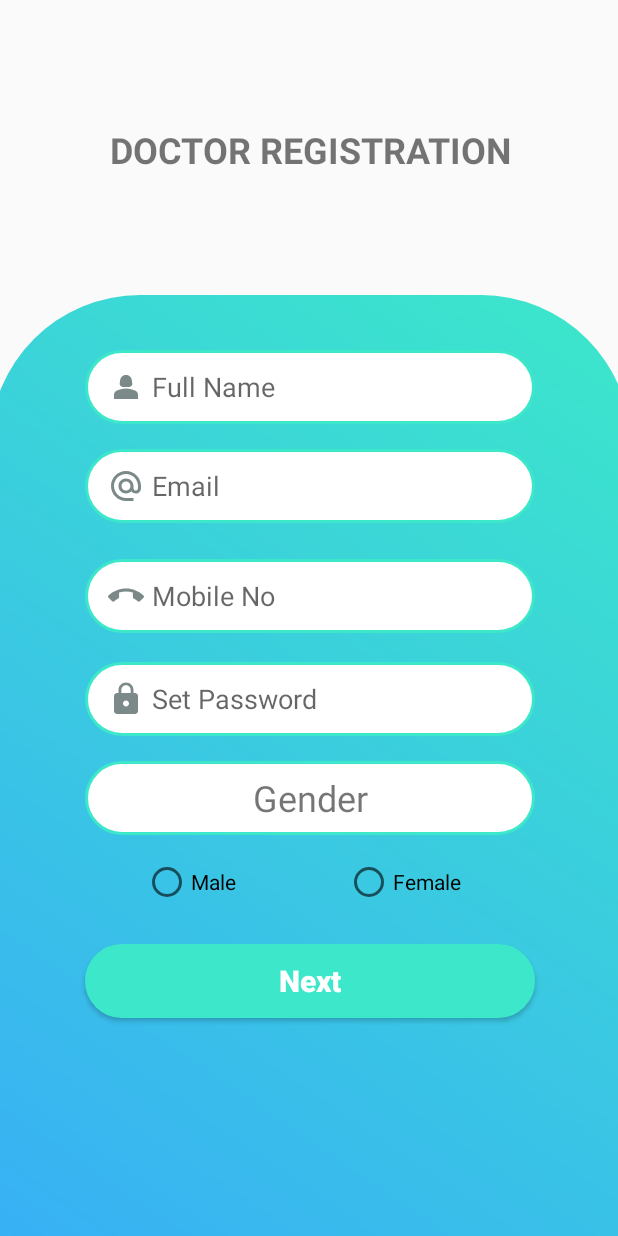
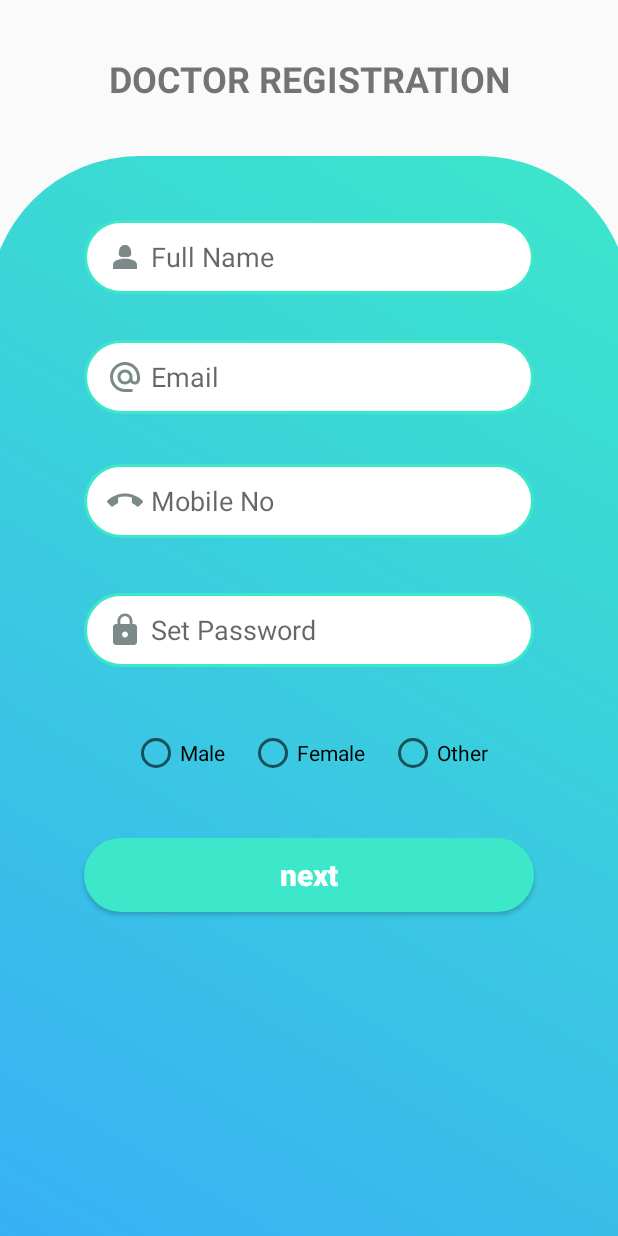
Before and after one commit to sarfaraz22shaikh/MedicareStudios, an Android app: the layout doctor_registration.xml on its own in the app's theme, with its tools: preview values and no code run, on a phone screen of 412 x 824 dp. Run offline under Robolectric (Android 15) with nearby library versions, the phone set to English and light mode, and no system bars.

```diff
--- a/app/src/main/java/com/developer/opdmanager/doctor_login.java
+++ b/app/src/main/java/com/developer/opdmanager/doctor_login.java
@@ -17,11 +17,15 @@ public class doctor_login extends AppCompatActivity {
     protected void onCreate(Bundle savedInstanceState) {
         super.onCreate(savedInstanceState);
         setContentView(R.layout.doctor_login);
+
+
+
         registration = findViewById(R.id.DocRegister);
         registration.setOnClickListener(new View.OnClickListener() {
             @Override
             public void onClick(View v) {
-                Intent intent = new Intent(doctor_login.this, doctor_registration.class);
+                Toast.makeText(doctor_login.this, "Registration button clicked", Toast.LENGTH_SHORT).show();
+                Intent intent = new Intent(doctor_login.this , doctor_registration.class);
                 startActivity(intent);
             }
         });
--- /dev/null
+++ b/app/src/main/res/drawable/baseline_location_pin_24.xml
@@ -0,0 +1,5 @@
+<vector xmlns:android="http://schemas.android.com/apk/res/android" android:height="24dp" android:tint="#000000" android:viewportHeight="24" android:viewportWidth="24" android:width="24dp">
+
+    <path android:fillColor="@android:color/white" android:pathData="M12,2L12,2C8.13,2 5,5.13 5,9c0,1.74 0.5,3.37 1.41,4.84c0.95,1.54 2.2,2.86 3.16,4.4c0.47,0.75 0.81,1.45 1.17,2.26C11,21.05 11.21,22 12,22h0c0.79,0 1,-0.95 1.25,-1.5c0.37,-0.81 0.7,-1.51 1.17,-2.26c0.96,-1.53 2.21,-2.85 3.16,-4.4C18.5,12.37 19,10.74 19,9C19,5.13 15.87,2 12,2zM12,11.75c-1.38,0 -2.5,-1.12 -2.5,-2.5s1.12,-2.5 2.5,-2.5s2.5,1.12 2.5,2.5S13.38,11.75 12,11.75z"/>
+
+</vector>
--- a/app/src/main/res/layout/doctor_registration.xml
+++ b/app/src/main/res/layout/doctor_registration.xml
@@ -9,19 +9,18 @@
 
 
     <androidx.constraintlayout.widget.ConstraintLayout
-        android:id="@+id/constraintLayout2"
+        android:id="@+id/constraintLayout"
         android:layout_width="427dp"
-        android:layout_height="627dp"
-
+        android:layout_height="0dp"
         android:background="@drawable/bg_design_doc"
         app:layout_constraintBottom_toBottomOf="parent"
         app:layout_constraintEnd_toEndOf="parent"
         app:layout_constraintStart_toStartOf="parent"
-        app:layout_constraintTop_toTopOf="parent"
+        app:layout_constraintTop_toBottomOf="@+id/textView2"
         app:layout_constraintVertical_bias="1.0">
 
         <EditText
-            android:id="@+id/button"
+            android:id="@+id/fullname"
             android:layout_width="300dp"
             android:layout_height="49dp"
             android:background="@drawable/button_border"
@@ -62,7 +61,8 @@
             app:layout_constraintHorizontal_bias="0.496"
             app:layout_constraintStart_toStartOf="parent"
             app:layout_constraintTop_toTopOf="parent"
-            app:layout_constraintVertical_bias="0.178" />
+            app:layout_constraintVertical_bias="0.183" />
+
 
         <EditText
             android:id="@+id/phonenumber"
@@ -84,7 +84,8 @@
             app:layout_constraintHorizontal_bias="0.496"
             app:layout_constraintStart_toStartOf="parent"
             app:layout_constraintTop_toTopOf="parent"
-            app:layout_constraintVertical_bias="0.304" />
+            app:layout_constraintVertical_bias="0.306" />
+
 
         <EditText
             android:id="@+id/passwordInput"
@@ -106,54 +107,15 @@
             app:layout_constraintHorizontal_bias="0.496"
             app:layout_constraintStart_toStartOf="parent"
             app:layout_constraintTop_toTopOf="parent"
-            app:layout_constraintVertical_bias="0.423" />
-
-        <TextView
-            android:id="@+id/gender_view"
-            android:layout_width="300dp"
-            android:layout_height="49dp"
-            android:background="@drawable/button_border"
-            android:gravity="center"
-            android:text="Gender"
-            android:textSize="24dp"
-            app:layout_constraintBottom_toBottomOf="parent"
-            app:layout_constraintEnd_toEndOf="parent"
-            app:layout_constraintHorizontal_bias="0.496"
-            app:layout_constraintStart_toStartOf="parent"
-            app:layout_constraintTop_toTopOf="parent"
-            app:layout_constraintVertical_bias="0.538" />
-
-        <RadioButton
-            android:id="@+id/checkbox_male"
-            android:layout_width="wrap_content"
-            android:layout_height="wrap_content"
-            android:text="Male"
-            app:layout_constraintBottom_toBottomOf="parent"
-            app:layout_constraintEnd_toStartOf="@+id/checkbox_female"
-            app:layout_constraintHorizontal_bias="0.585"
-            app:layout_constraintStart_toStartOf="parent"
-            app:layout_constraintTop_toTopOf="parent"
-            app:layout_constraintVertical_bias="0.63" />
-
-        <RadioButton
-            android:id="@+id/checkbox_female"
-            android:layout_width="wrap_content"
-            android:layout_height="wrap_content"
-            android:text="Female"
-            app:layout_constraintBottom_toBottomOf="parent"
-            app:layout_constraintEnd_toEndOf="parent"
-            app:layout_constraintHorizontal_bias="0.676"
-            app:layout_constraintStart_toStartOf="parent"
-            app:layout_constraintTop_toTopOf="parent"
-            app:layout_constraintVertical_bias="0.63" />
+            app:layout_constraintVertical_bias="0.434" />
 
         <androidx.appcompat.widget.AppCompatButton
-            android:id="@+id/next"
+            android:id="@+id/register"
             android:layout_width="300dp"
             android:layout_height="49dp"
             android:background="@drawable/button_border"
             android:backgroundTint="#FF3CE7CA"
-            android:text="Next"
+            android:text="next"
             android:textAlignment="gravity"
             android:textAllCaps="false"
             android:textColor="#ffffff"
@@ -164,25 +126,63 @@
             app:layout_constraintHorizontal_bias="0.496"
             app:layout_constraintStart_toStartOf="parent"
             app:layout_constraintTop_toTopOf="parent"
-            app:layout_constraintVertical_bias="0.749" />
+            app:layout_constraintVertical_bias="0.678" />
+
+        <RadioGroup
+            android:id="@+id/gender_group"
+            android:layout_width="wrap_content"
+            android:layout_height="wrap_content"
+            android:orientation="horizontal"
+            app:layout_constraintBottom_toBottomOf="parent"
+            app:layout_constraintEnd_toEndOf="parent"
+            app:layout_constraintStart_toStartOf="parent"
+            app:layout_constraintTop_toBottomOf="@+id/passwordInput"
+            app:layout_constraintVertical_bias="0.1">
+
+            <RadioButton
+                android:id="@+id/radio_male"
+                android:layout_width="wrap_content"
+                android:layout_height="wrap_content"
+                android:minHeight="48dp"
+                android:text="Male"
+                android:layout_marginEnd="16dp"/>
+
+            <RadioButton
+                android:id="@+id/radio_female"
+                android:layout_width="wrap_content"
+                android:layout_height="wrap_content"
+                android:minHeight="48dp"
+                android:text="Female"
+                android:layout_marginEnd="16dp"/>
+
+            <RadioButton
+                android:id="@+id/radio_other"
+                android:layout_width="wrap_content"
+                android:layout_height="wrap_content"
+                android:minHeight="48dp"
+                android:text="Other"/>
+
+        </RadioGroup>
+
 
     </androidx.constraintlayout.widget.ConstraintLayout>
+
 
     <TextView
         android:id="@+id/textView2"
         android:layout_width="wrap_content"
         android:layout_height="wrap_content"
         android:layout_marginTop="16dp"
+        android:layout_marginBottom="15dp"
         android:padding="20dp"
         android:text="DOCTOR REGISTRATION"
         android:textSize="24sp"
         android:textStyle="bold"
+        app:layout_constraintBottom_toTopOf="@+id/constraintLayout"
+        app:layout_constraintEnd_toEndOf="parent"
+        app:layout_constraintStart_toStartOf="parent"
+        app:layout_constraintTop_toTopOf="parent" />
 
-        app:layout_constraintBottom_toTopOf="@+id/constraintLayout2"
-        app:layout_constraintEnd_toEndOf="parent"
-        app:layout_constraintHorizontal_bias="0.512"
-        app:layout_constraintStart_toStartOf="parent"
-        app:layout_constraintTop_toTopOf="parent"
-        app:layout_constraintVertical_bias="0.441" />
+
 
 </androidx.constraintlayout.widget.ConstraintLayout>
--- a/app/src/main/res/layout/doctor_registration_2.xml
+++ b/app/src/main/res/layout/doctor_registration_2.xml
@@ -27,7 +27,6 @@
             android:background="@drawable/button_border"
             android:backgroundTint="@null"
             android:drawableLeft="@drawable/baseline_person_2_24"
-
             android:drawablePadding="5dp"
             android:hint="Specialization"
             android:paddingLeft="15dp"
@@ -72,9 +71,9 @@
             android:layout_height="49dp"
             android:background="@drawable/button_border"
             android:backgroundTint="@null"
-            android:drawableLeft="@drawable/baseline_call_end_24"
+            android:drawableLeft="@drawable/baseline_location_pin_24"
             android:drawablePadding="5dp"
-            android:hint="City"
+            android:hint="location"
             android:inputType="text"
             android:paddingLeft="15dp"
             android:textAlignment="textStart"
--- a/app/src/main/res/layout/patient_registration.xml
+++ b/app/src/main/res/layout/patient_registration.xml
@@ -1,5 +1,6 @@
 <?xml version="1.0" encoding="utf-8"?>
-<androidx.constraintlayout.widget.ConstraintLayout xmlns:android="http://schemas.android.com/apk/res/android"
+<androidx.constraintlayout.widget.ConstraintLayout
+    xmlns:android="http://schemas.android.com/apk/res/android"
     xmlns:app="http://schemas.android.com/apk/res-auto"
     xmlns:tools="http://schemas.android.com/tools"
     android:layout_width="match_parent"
@@ -165,6 +166,7 @@
 
     </androidx.constraintlayout.widget.ConstraintLayout>
 
+
     <TextView
         android:id="@+id/textView2"
         android:layout_width="wrap_content"
```
Also changed, not shown: app/src/main/java/com/developer/opdmanager/doctor_registration.java (+130 -54 lines), app/src/main/java/com/developer/opdmanager/doctor_registration_2.java (+178 -71 lines), app/src/main/java/com/developer/opdmanager/patient_login.java (+12 -0 lines), 1 other file.
